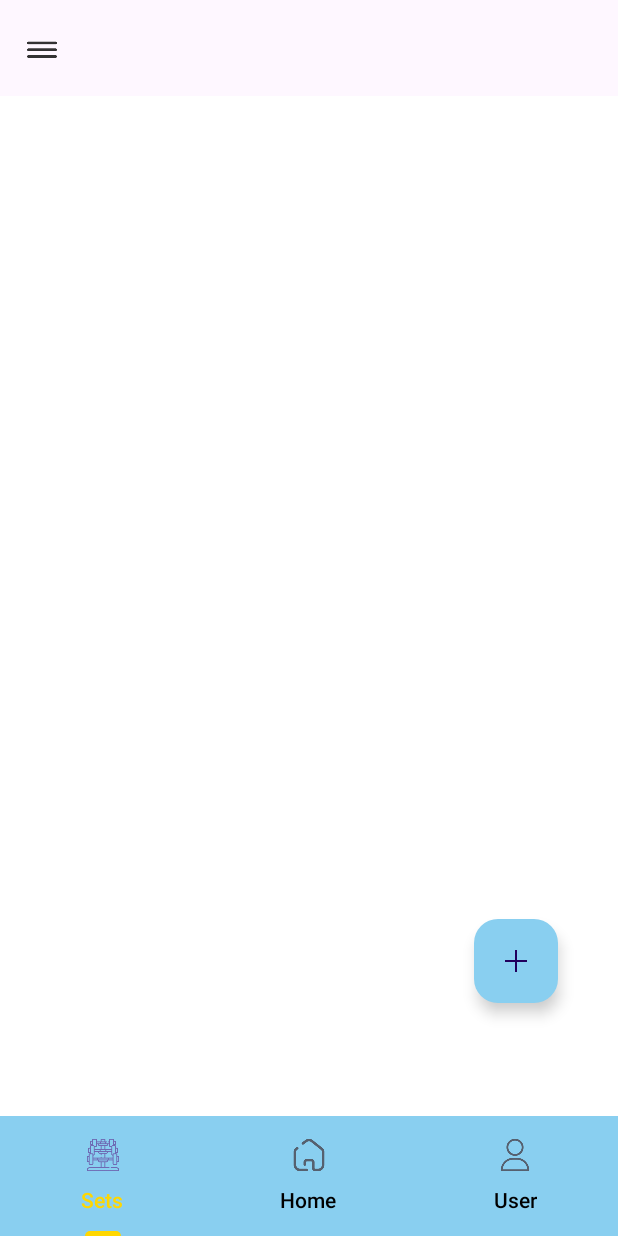
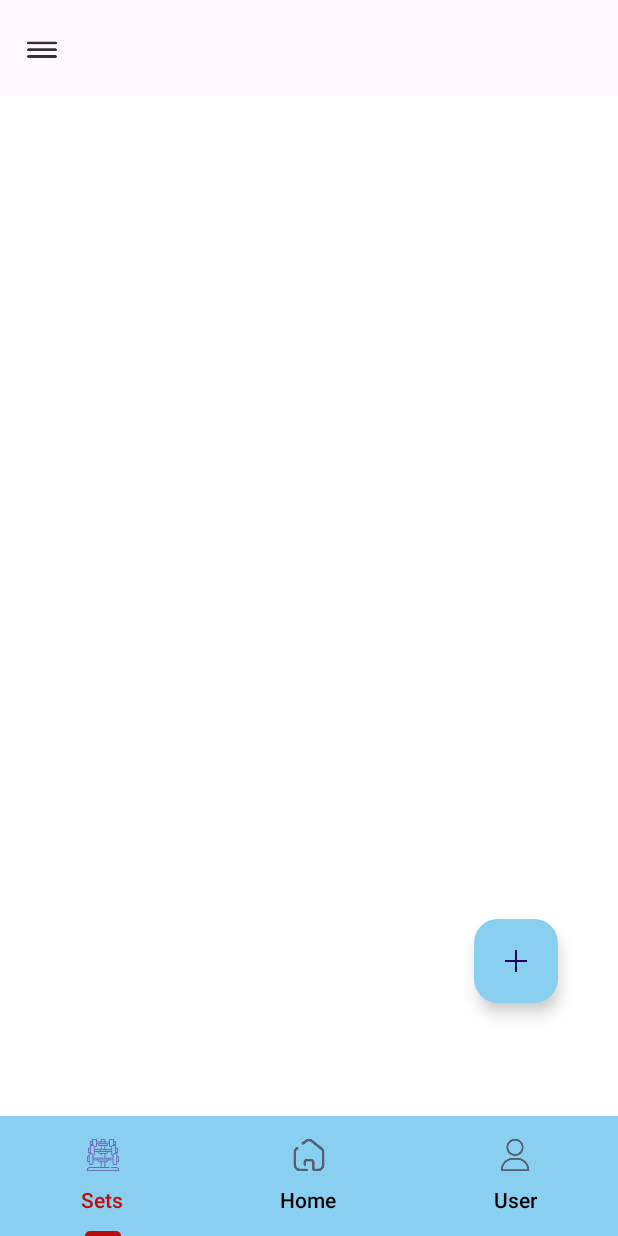
Before and after one commit to kimalfredmolina/FitHub-Set-Workout-Tracker, an Android app: the MainPage screen opened directly, with no data from a screen before it, on a phone screen of 412 x 824 dp. Run offline under Robolectric (Android 15) with nearby library versions, the phone set to English and light mode, and no system bars.

Commit message:
Change color

```diff
--- a/app/src/main/res/layout/activity_main_page.xml
+++ b/app/src/main/res/layout/activity_main_page.xml
@@ -30,8 +30,8 @@
         android:background="@color/light_blue"
         android:layout_alignParentBottom="true"
         app:tabTextColor="@color/black"
-        app:tabIndicatorColor="@color/gold"
-        app:tabSelectedTextColor="@color/gold">
+        app:tabIndicatorColor="@color/red"
+        app:tabSelectedTextColor="@color/red">
 
         <com.google.android.material.tabs.TabItem
             android:id="@+id/tab1"
```
